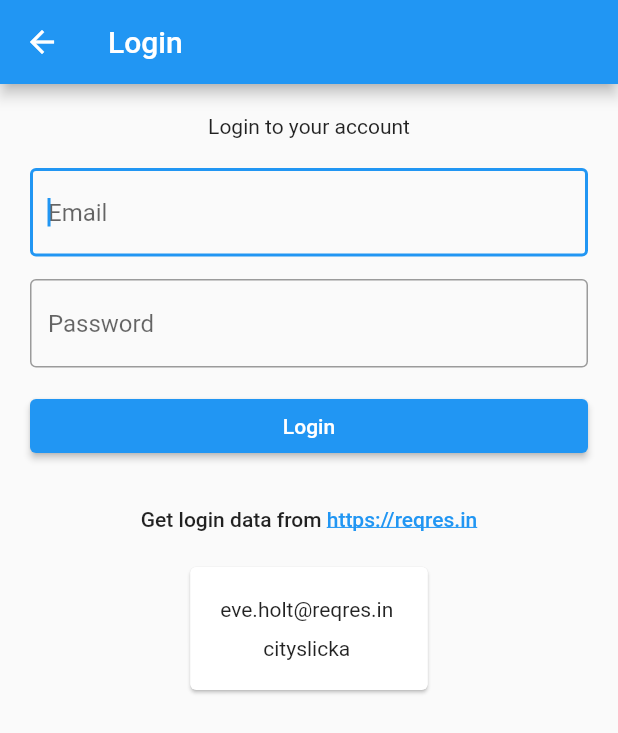
After one commit to HimAndDevOfficial/RiverPodFlutter, a Flutter app: the LoginForm screen opened directly, on a phone screen of 412 x 824 dp. The commit adds this screen. Shown: the top 733 px of the screen. Run offline on Flutter 3.47's test engine with Material 2 defaults, Android fonts, the phone set to English and light mode, and no system bars; our stand-ins replace dio, flutter_hooks, flutter_riverpod, hive_flutter, hooks_riverpod; accounts and stored records are empty.

Commit message:
Auth Login post

```diff
--- a/lib/src/app_routes_file.dart
+++ b/lib/src/app_routes_file.dart
@@ -1,10 +1,12 @@
 import 'package:flutter/material.dart';
 import 'package:riverpodtutorialproject/src/features/counter/ui/counter_screen.dart';
 
+import 'features/auth/ui/auth_screen.dart';
 import 'features/movies/ui/movies_screen.dart';
 import 'home/ui/home_screen.dart';
 
 final Map<String , Widget Function(BuildContext)> appRoutes = {
+  AuthScreen.route: (context) => const AuthScreen(),
   HomeScreen.route:(context) => const HomeScreen(),
   CounterScreen.route:(context) => const CounterScreen(),
   MoviesScreen.route:(context) => const MoviesScreen()
--- /dev/null
+++ b/lib/src/features/auth/data/enums/auth_status.dart
@@ -0,0 +1,4 @@
+enum AuthStatus {
+  unauthenticated,
+  authenticated,
+}
--- /dev/null
+++ b/lib/src/features/auth/data/models/login.dart
@@ -0,0 +1,19 @@
+class Login {
+  final String? email;
+  final String? password;
+
+  const Login({
+    this.email,
+    this.password,
+  });
+
+  Login copyWith({
+    String? email,
+    String? password,
+  }) {
+    return Login(
+      email: email ?? this.email,
+      password: password ?? this.password,
+    );
+  }
+}
--- /dev/null
+++ b/lib/src/features/auth/data/models/user.dart
@@ -0,0 +1,34 @@
+// ignore_for_file: public_member_api_docs, sort_constructors_first
+import 'dart:convert';
+
+class User {
+  final String name;
+  final String email;
+  final String? avatar;
+
+  User({required this.name, required this.email, this.avatar});
+
+  @override
+  String toString() => 'name $name email $email avatar $avatar';
+
+  Map<String, dynamic> toMap() {
+    return <String, dynamic>{
+      'name': name,
+      'email': email,
+      'avatar': avatar,
+    };
+  }
+
+  factory User.fromMap(Map<String, dynamic> map) {
+    return User(
+      name: map['name'] as String,
+      email: map['email'] as String,
+      avatar: map['avatar'] != null ? map['avatar'] as String : null,
+    );
+  }
+
+  String toJson() => json.encode(toMap());
+
+  factory User.fromJson(String source) =>
+      User.fromMap(json.decode(source) as Map<String, dynamic>);
+}
--- /dev/null
+++ b/lib/src/features/auth/data/repositories/auth_repository.dart
@@ -0,0 +1,43 @@
+import 'package:dio/dio.dart';
+import 'package:flutter_riverpod/flutter_riverpod.dart';
+
+import '../exceptions/login_exception.dart';
+
+abstract class AuthRepository {
+  Future<String> login({
+    required String email,
+    required String password,
+  });
+}
+
+class ApiAuthRepository implements AuthRepository {
+  final Dio _dio;
+
+  ApiAuthRepository(this._dio);
+
+  @override
+  Future<String> login(
+      {required String email, required String password}) async {
+    const url = 'https://reqres.in/api/login';
+
+    try {
+      final data = {
+        'email': email,
+        'password': password,
+      };
+
+      final response = await _dio.post(url, data: data);
+
+      final token = response.data['token'] as String;
+      return token;
+    } on DioError catch (e) {
+      throw LoginException(message: 'Unable to login');
+    } catch (e) {
+      throw Exception('Unable to login');
+    }
+  }
+}
+
+final authRepositoryProvider = Provider<AuthRepository>((ref) {
+  return ApiAuthRepository(Dio());
+});
--- /dev/null
+++ b/lib/src/features/auth/ui/login_form.dart
@@ -0,0 +1,166 @@
+import 'package:flutter/material.dart';
+import 'package:flutter_hooks/flutter_hooks.dart';
+import 'package:hooks_riverpod/hooks_riverpod.dart';
+
+import '../data/providers/auth_provider.dart';
+
+class LoginForm extends StatefulHookConsumerWidget {
+  const LoginForm({Key? key}) : super(key: key);
+
+  @override
+  ConsumerState<ConsumerStatefulWidget> createState() => _LoginFormState();
+}
+
+class _LoginFormState extends ConsumerState<LoginForm> {
+  final _formKey = GlobalKey<FormState>();
+
+  String demoLogin = 'eve.holt@reqres.in';
+  String demoPassword = 'cityslicka';
+
+
+
+  @override
+  Widget build(BuildContext context) {
+    final auth = ref.watch(authNotifierProvider);
+
+    final emailCtr = useTextEditingController();
+    final passwordCtr = useTextEditingController();
+
+    return Scaffold(
+      appBar: AppBar(
+        title: const Text('Login'),
+      ),
+      body: SingleChildScrollView(
+        padding: const EdgeInsets.all(20),
+        child: Column(
+          children: [
+            const Center(
+              child: Text('Login to your account'),
+            ),
+            const SizedBox(
+              height: 20,
+            ),
+            Form(
+              key: _formKey,
+              autovalidateMode: AutovalidateMode.onUserInteraction,
+              child: Column(
+                children: [
+                  TextFormField(
+                    controller: emailCtr,
+                    keyboardType: TextInputType.emailAddress,
+                    autofocus: true,
+                    decoration: const InputDecoration(
+                      border: OutlineInputBorder(),
+                      hintText: 'Email',
+                    ),
+                  ),
+                  const SizedBox(
+                    height: 15,
+                  ),
+                  TextFormField(
+                    controller: passwordCtr,
+                    keyboardType: TextInputType.visiblePassword,
+                    obscureText: true,
+                    decoration: const InputDecoration(
+                      border: OutlineInputBorder(),
+                      hintText: 'Password',
+                    ),
+                  ),
+                  const SizedBox(
+                    height: 15,
+                  ),
+                  SizedBox(
+                    width: double.infinity,
+                    child: ElevatedButton(
+                      onPressed: () {
+                        if (_formKey.currentState!.validate()) {
+                          final email = emailCtr.text;
+                          final password = passwordCtr.text;
+                          ref
+                              .read(authNotifierProvider.notifier)
+                              .login(email: email, password: password);
+                        }
+                      },
+                      child: Text(auth.loading ? 'Authenticating' : 'Login'),
+                    ),
+                  ),
+                  const SizedBox(
+                    height: 15,
+                  ),
+                  auth.hasError
+                      ? Column(
+                          children: [
+                            Container(
+                              color: Colors.red.shade300,
+                              padding: const EdgeInsets.symmetric(
+                                  vertical: 12, horizontal: 20),
+                              child: SizedBox(
+                                width: double.infinity,
+                                child: Text(
+                                  '${auth.errorMessage}',
+                                  style: Theme.of(context)
+                                      .textTheme
+                                      .bodySmall!
+                                      .copyWith(
+                                        color: Colors.white,
+                                      ),
+                                  textAlign: TextAlign.center,
+                                ),
+                              ),
+                            ),
+                            const SizedBox(
+                              height: 20,
+                            ),
+                          ],
+                        )
+                      : Container(),
+                  const SizedBox(
+                    height: 15,
+                  ),
+                  InkWell(
+                    child: Row(
+                      mainAxisAlignment: MainAxisAlignment.center,
+                      children: [
+                        Text('Get login data from ',
+                            style: Theme.of(context).textTheme.bodyLarge),
+                        Text(
+                          'https://reqres.in',
+                          style:
+                              Theme.of(context).textTheme.bodyLarge!.copyWith(
+                                    decoration: TextDecoration.underline,
+                                    color: Colors.blue.shade500,
+                                  ),
+                        ),
+                      ],
+                    ),
+                    onTap: () =>
+                        {
+
+                        }
+                  ),
+                  const SizedBox(
+                    height: 20,
+                  ),
+                  Card(
+                    child: Padding(
+                      padding: const EdgeInsets.all(20),
+                      child: Column(
+                        children: [
+                          SelectableText(demoLogin),
+                          const SizedBox(
+                            height: 10,
+                          ),
+                          SelectableText(demoPassword),
+                        ],
+                      ),
+                    ),
+                  )
+                ],
+              ),
+            ),
+          ],
+        ),
+      ),
+    );
+  }
+}
--- a/lib/src/home/data/providers/home_provider.dart
+++ b/lib/src/home/data/providers/home_provider.dart
@@ -2,6 +2,7 @@ import 'package:flutter/material.dart';
 import 'package:hooks_riverpod/hooks_riverpod.dart';
 import 'package:riverpodtutorialproject/src/app_routes_file.dart';
 
+import '../../../features/auth/ui/auth_screen.dart';
 import '../../../features/counter/ui/counter_screen.dart';
 import '../../../features/movies/ui/movies_screen.dart';
 import '../models/entry.dart';
@@ -19,6 +20,11 @@ final homeMenuEnteriesProvider = StateProvider<List<Entry>>((ref) {
       icon: const Icon(Icons.movie),
       route:MoviesScreen.route,
     ),
+    Entry(
+      title: 'Auth',
+      icon: const Icon(Icons.home),
+      route: AuthScreen.route,
+    ),
     // Entry(
     //   title:'Network Status',
     //   icon: const Icon(Icons.timer),
--- a/pubspec.yaml
+++ b/pubspec.yaml
@@ -32,6 +32,7 @@ dependencies:
     sdk: flutter
   hooks_riverpod: ^2.1.1
   dio: ^5.2.1+1
+  hive_flutter: ^1.1.0
 
   # The following adds the Cupertino Icons font to your application.
   # Use with the CupertinoIcons class for iOS style icons.
```
Also changed, not shown: lib/main.dart (+6 -1 lines), lib/src/contants.dart (added, +7 -0 lines), lib/src/features/auth/data/exceptions/login_exception.dart (added, +19 -0 lines), lib/src/features/auth/data/models/auth_state.dart (added, +51 -0 lines), lib/src/features/auth/data/providers/auth_provider.dart (added, +106 -0 lines), lib/src/features/auth/ui/auth_screen.dart (added, +32 -0 lines), lib/src/features/auth/ui/dashboard_screen.dart (added, +39 -0 lines), pubspec.lock, 4 other files.
